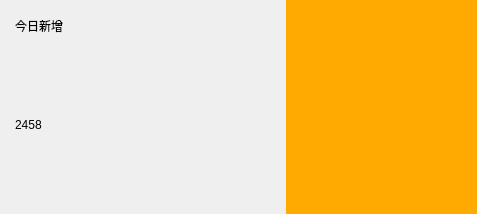
wey580231/Framewrok, file src_client/related/databasemanage/pages/mainpage/overviewitem.ui: the form before one commit.
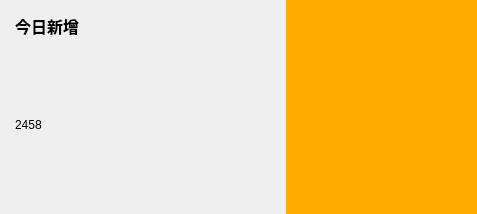
The form after the commit.

Patch:
```diff
--- a/src_client/related/databasemanage/pages/mainpage/overviewitem.ui
+++ b/src_client/related/databasemanage/pages/mainpage/overviewitem.ui
@@ -58,6 +58,14 @@
              <height>30</height>
             </size>
            </property>
+           <property name="font">
+            <font>
+             <family>微软雅黑</family>
+             <pointsize>12</pointsize>
+             <weight>75</weight>
+             <bold>true</bold>
+            </font>
+           </property>
            <property name="text">
             <string>今日新增</string>
            </property>
```
